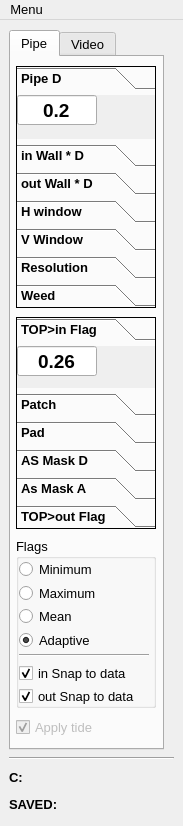
Above: project/_ui/_UI_Control.ui from AlexKayurin/JustPipe before the change. Below: the same form after it.
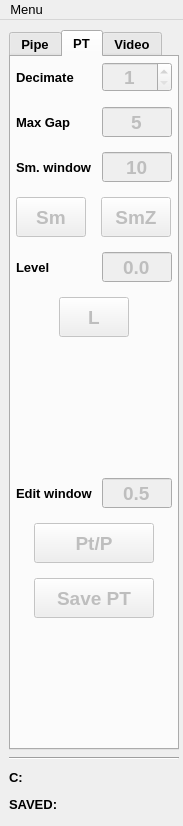
That is the form after the change. The open tabs and pages were chosen to show the change.

Patch:
```diff
--- a/project/_ui/_UI_Control.ui
+++ b/project/_ui/_UI_Control.ui
@@ -39,16 +39,22 @@
      <widget class="QTabWidget" name="tabWidget">
       <property name="minimumSize">
        <size>
-        <width>155</width>
+        <width>170</width>
         <height>720</height>
        </size>
       </property>
       <property name="maximumSize">
        <size>
-        <width>155</width>
+        <width>170</width>
         <height>720</height>
        </size>
       </property>
+      <property name="font">
+       <font>
+        <pointsize>10</pointsize>
+        <bold>true</bold>
+       </font>
+      </property>
       <property name="currentIndex">
        <number>0</number>
       </property>
@@ -85,13 +91,13 @@
           </property>
           <property name="minimumSize">
            <size>
-            <width>140</width>
+            <width>155</width>
             <height>242</height>
            </size>
           </property>
           <property name="maximumSize">
            <size>
-            <width>140</width>
+            <width>155</width>
             <height>242</height>
            </size>
           </property>
@@ -115,7 +121,7 @@
             <rect>
              <x>0</x>
              <y>0</y>
-             <width>138</width>
+             <width>153</width>
              <height>30</height>
             </rect>
            </property>
@@ -447,7 +453,7 @@
             </rect>
            </property>
            <attribute name="label">
-            <string>Weed</string>
+            <string>Decimate</string>
            </attribute>
            <widget class="QSpinBox" name="sp_Weed">
             <property name="geometry">
@@ -499,13 +505,13 @@
          <widget class="QToolBox" name="toolBoxFlags">
           <property name="minimumSize">
            <size>
-            <width>140</width>
+            <width>155</width>
             <height>212</height>
            </size>
           </property>
           <property name="maximumSize">
            <size>
-            <width>140</width>
+            <width>155</width>
             <height>212</height>
            </size>
           </property>
@@ -529,7 +535,7 @@
             <rect>
              <x>0</x>
              <y>0</y>
-             <width>138</width>
+             <width>153</width>
              <height>30</height>
             </rect>
            </property>
@@ -842,16 +848,22 @@
           </property>
           <property name="minimumSize">
            <size>
-            <width>140</width>
+            <width>155</width>
             <height>170</height>
            </size>
           </property>
           <property name="maximumSize">
            <size>
-            <width>140</width>
+            <width>155</width>
             <height>170</height>
            </size>
           </property>
+          <property name="font">
+           <font>
+            <pointsize>10</pointsize>
+            <bold>true</bold>
+           </font>
+          </property>
           <property name="title">
            <string>Flags</string>
           </property>
@@ -1059,16 +1071,22 @@
           </property>
           <property name="minimumSize">
            <size>
-            <width>140</width>
+            <width>155</width>
             <height>20</height>
            </size>
           </property>
           <property name="maximumSize">
            <size>
-            <width>140</width>
+            <width>155</width>
             <height>20</height>
            </size>
           </property>
+          <property name="font">
+           <font>
+            <pointsize>10</pointsize>
+            <bold>true</bold>
+           </font>
+          </property>
           <property name="text">
            <string>Apply tide</string>
           </property>
@@ -1079,6 +1097,575 @@
         </item>
        </layout>
       </widget>
+      <widget class="QWidget" name="tabPT">
+       <attribute name="title">
+        <string>PT</string>
+       </attribute>
+       <layout class="QVBoxLayout" name="verticalLayout_3">
+        <property name="spacing">
+         <number>15</number>
+        </property>
+        <property name="leftMargin">
+         <number>5</number>
+        </property>
+        <property name="topMargin">
+         <number>5</number>
+        </property>
+        <property name="rightMargin">
+         <number>5</number>
+        </property>
+        <property name="bottomMargin">
+         <number>5</number>
+        </property>
+        <item>
+         <layout class="QHBoxLayout" name="horizontalLayout">
+          <property name="spacing">
+           <number>5</number>
+          </property>
+          <item>
+           <widget class="QLabel" name="label_2">
+            <property name="minimumSize">
+             <size>
+              <width>90</width>
+              <height>20</height>
+             </size>
+            </property>
+            <property name="maximumSize">
+             <size>
+              <width>90</width>
+              <height>20</height>
+             </size>
+            </property>
+            <property name="font">
+             <font>
+              <pointsize>10</pointsize>
+              <bold>true</bold>
+             </font>
+            </property>
+            <property name="text">
+             <string>Decimate</string>
+            </property>
+            <property name="alignment">
+             <set>Qt::AlignmentFlag::AlignLeading|Qt::AlignmentFlag::AlignLeft|Qt::AlignmentFlag::AlignVCenter</set>
+            </property>
+           </widget>
+          </item>
+          <item>
+           <widget class="QSpinBox" name="sp_Pt_Weed">
+            <property name="enabled">
+             <bool>false</bool>
+            </property>
+            <property name="minimumSize">
+             <size>
+              <width>70</width>
+              <height>30</height>
+             </size>
+            </property>
+            <property name="maximumSize">
+             <size>
+              <width>70</width>
+              <height>30</height>
+             </size>
+            </property>
+            <property name="font">
+             <font>
+              <pointsize>14</pointsize>
+              <bold>true</bold>
+             </font>
+            </property>
+            <property name="alignment">
+             <set>Qt::AlignmentFlag::AlignCenter</set>
+            </property>
+            <property name="minimum">
+             <number>1</number>
+            </property>
+            <property name="maximum">
+             <number>1000</number>
+            </property>
+            <property name="value">
+             <number>1</number>
+            </property>
+           </widget>
+          </item>
+         </layout>
+        </item>
+        <item>
+         <layout class="QHBoxLayout" name="horizontalLayout_2">
+          <item>
+           <widget class="QLabel" name="l14">
+            <property name="minimumSize">
+             <size>
+              <width>90</width>
+              <height>20</height>
+             </size>
+            </property>
+            <property name="maximumSize">
+             <size>
+              <width>90</width>
+              <height>20</height>
+             </size>
+            </property>
+            <property name="font">
+             <font>
+              <pointsize>10</pointsize>
+              <bold>true</bold>
+             </font>
+            </property>
+            <property name="text">
+             <string>Max Gap</string>
+            </property>
+            <property name="alignment">
+             <set>Qt::AlignmentFlag::AlignLeading|Qt::AlignmentFlag::AlignLeft|Qt::AlignmentFlag::AlignVCenter</set>
+            </property>
+           </widget>
+          </item>
+          <item>
+           <widget class="QLineEdit" name="t_PtGap">
+            <property name="enabled">
+             <bool>false</bool>
+            </property>
+            <property name="sizePolicy">
+             <sizepolicy hsizetype="Preferred" vsizetype="Preferred">
+              <horstretch>0</horstretch>
+              <verstretch>0</verstretch>
+             </sizepolicy>
+            </property>
+            <property name="minimumSize">
+             <size>
+              <width>70</width>
+              <height>30</height>
+             </size>
+            </property>
+            <property name="maximumSize">
+             <size>
+              <width>70</width>
+              <height>30</height>
+             </size>
+            </property>
+            <property name="font">
+             <font>
+              <pointsize>14</pointsize>
+              <bold>true</bold>
+             </font>
+            </property>
+            <property name="text">
+             <string>5</string>
+            </property>
+            <property name="alignment">
+             <set>Qt::AlignmentFlag::AlignCenter</set>
+            </property>
+           </widget>
+          </item>
+         </layout>
+        </item>
+        <item>
+         <layout class="QHBoxLayout" name="horizontalLayout_4">
+          <item>
+           <widget class="QLabel" name="l0">
+            <property name="minimumSize">
+             <size>
+              <width>90</width>
+              <height>20</height>
+             </size>
+            </property>
+            <property name="maximumSize">
+             <size>
+              <width>90</width>
+              <height>20</height>
+             </size>
+            </property>
+            <property name="font">
+             <font>
+              <pointsize>10</pointsize>
+              <bold>true</bold>
+             </font>
+            </property>
+            <property name="text">
+             <string>Sm. window</string>
+            </property>
+            <property name="alignment">
+             <set>Qt::AlignmentFlag::AlignLeading|Qt::AlignmentFlag::AlignLeft|Qt::AlignmentFlag::AlignVCenter</set>
+            </property>
+           </widget>
+          </item>
+          <item>
+           <widget class="QLineEdit" name="t_smW">
+            <property name="enabled">
+             <bool>false</bool>
+            </property>
+            <property name="minimumSize">
+             <size>
+              <width>70</width>
+              <height>30</height>
+             </size>
+            </property>
+            <property name="maximumSize">
+             <size>
+              <width>70</width>
+              <height>30</height>
+             </size>
+            </property>
+            <property name="font">
+             <font>
+              <pointsize>14</pointsize>
+              <bold>true</bold>
+             </font>
+            </property>
+            <property name="text">
+             <string>10</string>
+            </property>
+            <property name="alignment">
+             <set>Qt::AlignmentFlag::AlignCenter</set>
+            </property>
+           </widget>
+          </item>
+         </layout>
+        </item>
+        <item>
+         <layout class="QHBoxLayout" name="horizontalLayout_6">
+          <item>
+           <widget class="QPushButton" name="b_smoothPT_p">
+            <property name="enabled">
+             <bool>false</bool>
+            </property>
+            <property name="sizePolicy">
+             <sizepolicy hsizetype="Minimum" vsizetype="Fixed">
+              <horstretch>0</horstretch>
+              <verstretch>0</verstretch>
+             </sizepolicy>
+            </property>
+            <property name="minimumSize">
+             <size>
+              <width>70</width>
+              <height>40</height>
+             </size>
+            </property>
+            <property name="maximumSize">
+             <size>
+              <width>70</width>
+              <height>40</height>
+             </size>
+            </property>
+            <property name="font">
+             <font>
+              <pointsize>14</pointsize>
+              <bold>true</bold>
+             </font>
+            </property>
+            <property name="text">
+             <string>Sm</string>
+            </property>
+            <property name="flat">
+             <bool>false</bool>
+            </property>
+           </widget>
+          </item>
+          <item>
+           <widget class="QPushButton" name="b_smoothPT_l">
+            <property name="enabled">
+             <bool>false</bool>
+            </property>
+            <property name="minimumSize">
+             <size>
+              <width>70</width>
+              <height>40</height>
+             </size>
+            </property>
+            <property name="maximumSize">
+             <size>
+              <width>70</width>
+              <height>40</height>
+             </size>
+            </property>
+            <property name="font">
+             <font>
+              <pointsize>14</pointsize>
+              <bold>true</bold>
+             </font>
+            </property>
+            <property name="text">
+             <string>SmZ</string>
+            </property>
+           </widget>
+          </item>
+         </layout>
+        </item>
+        <item>
+         <layout class="QHBoxLayout" name="horizontalLayout_5">
+          <item>
+           <widget class="QLabel" name="l2">
+            <property name="minimumSize">
+             <size>
+              <width>90</width>
+              <height>20</height>
+             </size>
+            </property>
+            <property name="maximumSize">
+             <size>
+              <width>90</width>
+              <height>20</height>
+             </size>
+            </property>
+            <property name="font">
+             <font>
+              <pointsize>10</pointsize>
+              <bold>true</bold>
+             </font>
+            </property>
+            <property name="text">
+             <string>Level</string>
+            </property>
+            <property name="alignment">
+             <set>Qt::AlignmentFlag::AlignLeading|Qt::AlignmentFlag::AlignLeft|Qt::AlignmentFlag::AlignVCenter</set>
+            </property>
+           </widget>
+          </item>
+          <item>
+           <widget class="QLineEdit" name="t_Lev">
+            <property name="enabled">
+             <bool>false</bool>
+            </property>
+            <property name="minimumSize">
+             <size>
+              <width>70</width>
+              <height>30</height>
+             </size>
+            </property>
+            <property name="maximumSize">
+             <size>
+              <width>70</width>
+              <height>30</height>
+             </size>
+            </property>
+            <property name="font">
+             <font>
+              <pointsize>14</pointsize>
+              <bold>true</bold>
+             </font>
+            </property>
+            <property name="text">
+             <string>0.0</string>
+            </property>
+            <property name="alignment">
+             <set>Qt::AlignmentFlag::AlignCenter</set>
+            </property>
+           </widget>
+          </item>
+         </layout>
+        </item>
+        <item>
+         <layout class="QHBoxLayout" name="horizontalLayout_9">
+          <item>
+           <spacer name="horizontalSpacer">
+            <property name="orientation">
+             <enum>Qt::Orientation::Horizontal</enum>
+            </property>
+            <property name="sizeHint" stdset="0">
+             <size>
+              <width>40</width>
+              <height>20</height>
+             </size>
+            </property>
+           </spacer>
+          </item>
+          <item>
+           <widget class="QPushButton" name="b_levelPT">
+            <property name="enabled">
+             <bool>false</bool>
+            </property>
+            <property name="minimumSize">
+             <size>
+              <width>70</width>
+              <height>40</height>
+             </size>
+            </property>
+            <property name="maximumSize">
+             <size>
+              <width>70</width>
+              <height>40</height>
+             </size>
+            </property>
+            <property name="font">
+             <font>
+              <pointsize>14</pointsize>
+              <bold>true</bold>
+             </font>
+            </property>
+            <property name="text">
+             <string>L</string>
+            </property>
+           </widget>
+          </item>
+          <item>
+           <spacer name="horizontalSpacer_2">
+            <property name="orientation">
+             <enum>Qt::Orientation::Horizontal</enum>
+            </property>
+            <property name="sizeHint" stdset="0">
+             <size>
+              <width>40</width>
+              <height>20</height>
+             </size>
+            </property>
+           </spacer>
+          </item>
+         </layout>
+        </item>
+        <item>
+         <spacer name="verticalSpacer_2">
+          <property name="orientation">
+           <enum>Qt::Orientation::Vertical</enum>
+          </property>
+          <property name="sizeHint" stdset="0">
+           <size>
+            <width>20</width>
+            <height>40</height>
+           </size>
+          </property>
+         </spacer>
+        </item>
+        <item>
+         <layout class="QHBoxLayout" name="horizontalLayout_3">
+          <item>
+           <widget class="QLabel" name="l1">
+            <property name="minimumSize">
+             <size>
+              <width>90</width>
+              <height>20</height>
+             </size>
+            </property>
+            <property name="maximumSize">
+             <size>
+              <width>90</width>
+              <height>20</height>
+             </size>
+            </property>
+            <property name="font">
+             <font>
+              <pointsize>10</pointsize>
+              <bold>true</bold>
+             </font>
+            </property>
+            <property name="text">
+             <string>Edit window</string>
+            </property>
+            <property name="alignment">
+             <set>Qt::AlignmentFlag::AlignLeading|Qt::AlignmentFlag::AlignLeft|Qt::AlignmentFlag::AlignVCenter</set>
+            </property>
+           </widget>
+          </item>
+          <item>
+           <widget class="QLineEdit" name="t_EdSpot">
+            <property name="enabled">
+             <bool>false</bool>
+            </property>
+            <property name="minimumSize">
+             <size>
+              <width>70</width>
+              <height>30</height>
+             </size>
+            </property>
+            <property name="maximumSize">
+             <size>
+              <width>70</width>
+              <height>30</height>
+             </size>
+            </property>
+            <property name="font">
+             <font>
+              <pointsize>14</pointsize>
+              <bold>true</bold>
+             </font>
+            </property>
+            <property name="text">
+             <string>0.5</string>
+            </property>
+            <property name="alignment">
+             <set>Qt::AlignmentFlag::AlignCenter</set>
+            </property>
+           </widget>
+          </item>
+         </layout>
+        </item>
+        <item>
+         <layout class="QHBoxLayout" name="horizontalLayout_7">
+          <item>
+           <widget class="QPushButton" name="b_EditMode">
+            <property name="enabled">
+             <bool>false</bool>
+            </property>
+            <property name="minimumSize">
+             <size>
+              <width>120</width>
+              <height>40</height>
+             </size>
+            </property>
+            <property name="maximumSize">
+             <size>
+              <width>120</width>
+              <height>40</height>
+             </size>
+            </property>
+            <property name="font">
+             <font>
+              <pointsize>14</pointsize>
+              <bold>true</bold>
+             </font>
+            </property>
+            <property name="text">
+             <string>Pt/P</string>
+            </property>
+           </widget>
+          </item>
+         </layout>
+        </item>
+        <item>
+         <layout class="QHBoxLayout" name="horizontalLayout_8">
+          <item>
+           <widget class="QPushButton" name="b_savePT">
+            <property name="enabled">
+             <bool>false</bool>
+            </property>
+            <property name="minimumSize">
+             <size>
+              <width>120</width>
+              <height>40</height>
+             </size>
+            </property>
+            <property name="maximumSize">
+             <size>
+              <width>120</width>
+              <height>40</height>
+             </size>
+            </property>
+            <property name="font">
+             <font>
+              <pointsize>14</pointsize>
+              <bold>true</bold>
+             </font>
+            </property>
+            <property name="text">
+             <string>Save PT</string>
+            </property>
+           </widget>
+          </item>
+         </layout>
+        </item>
+        <item>
+         <spacer name="verticalSpacer">
+          <property name="orientation">
+           <enum>Qt::Orientation::Vertical</enum>
+          </property>
+          <property name="sizeHint" stdset="0">
+           <size>
+            <width>20</width>
+            <height>40</height>
+           </size>
+          </property>
+         </spacer>
+        </item>
+       </layout>
+      </widget>
       <widget class="QWidget" name="tabDV">
        <attribute name="title">
         <string>Video</string>
@@ -1380,6 +1967,18 @@
     </item>
     <item>
      <widget class="Line" name="line_3">
+      <property name="minimumSize">
+       <size>
+        <width>170</width>
+        <height>3</height>
+       </size>
+      </property>
+      <property name="maximumSize">
+       <size>
+        <width>170</width>
+        <height>3</height>
+       </size>
+      </property>
       <property name="orientation">
        <enum>Qt::Orientation::Horizontal</enum>
       </property>
@@ -1389,13 +1988,13 @@
      <widget class="QLabel" name="l_Coord">
       <property name="minimumSize">
        <size>
-        <width>165</width>
+        <width>170</width>
         <height>20</height>
        </size>
       </property>
       <property name="maximumSize">
        <size>
-        <width>165</width>
+        <width>170</width>
         <height>20</height>
        </size>
       </property>
@@ -1414,13 +2013,13 @@
      <widget class="QLabel" name="l_Saved">
       <property name="minimumSize">
        <size>
-        <width>165</width>
+        <width>170</width>
         <height>20</height>
        </size>
       </property>
       <property name="maximumSize">
        <size>
-        <width>165</width>
+        <width>170</width>
         <height>20</height>
        </size>
       </property>
```
Left out of the diff: 40 changed lines with no effect on the pictures.
